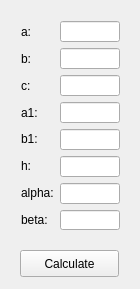
This is TrigHelper/trighelper.ui in frostblooded/TrigHelper as Qt 5 draws it before an edit. The edited form follows.
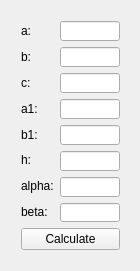
This is the edited form.

```diff
--- a/TrigHelper/trighelper.ui
+++ b/TrigHelper/trighelper.ui
@@ -7,34 +7,23 @@
     <x>0</x>
     <y>0</y>
     <width>140</width>
-    <height>289</height>
+    <height>271</height>
    </rect>
   </property>
   <property name="windowTitle">
    <string>TrigHelper</string>
   </property>
-  <widget class="QPushButton" name="calculate_button">
-   <property name="geometry">
-    <rect>
-     <x>20</x>
-     <y>250</y>
-     <width>99</width>
-     <height>27</height>
-    </rect>
-   </property>
-   <property name="text">
-    <string>Calculate</string>
-   </property>
-  </widget>
   <widget class="QWidget" name="">
    <property name="geometry">
     <rect>
      <x>10</x>
      <y>10</y>
      <width>121</width>
-     <height>231</height>
+     <height>251</height>
     </rect>
    </property>
+   <layout class="QVBoxLayout" name="verticalLayout_3">
+    <item>
    <layout class="QHBoxLayout" name="horizontalLayout">
     <item>
      <layout class="QVBoxLayout" name="verticalLayout_2">
@@ -123,6 +112,15 @@
        <widget class="QLineEdit" name="beta_display"/>
       </item>
      </layout>
+      </item>
+     </layout>
+    </item>
+    <item>
+     <widget class="QPushButton" name="calculate_button">
+      <property name="text">
+       <string>Calculate</string>
+      </property>
+     </widget>
     </item>
    </layout>
   </widget>
```
Lines whose indentation alone changed are shown as unchanged.
